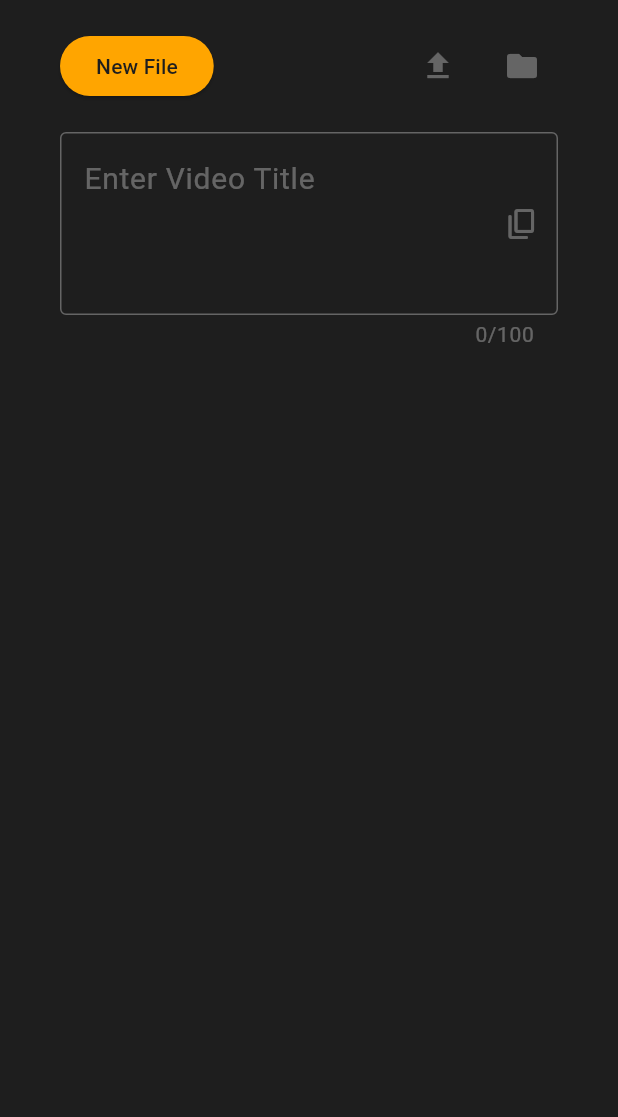
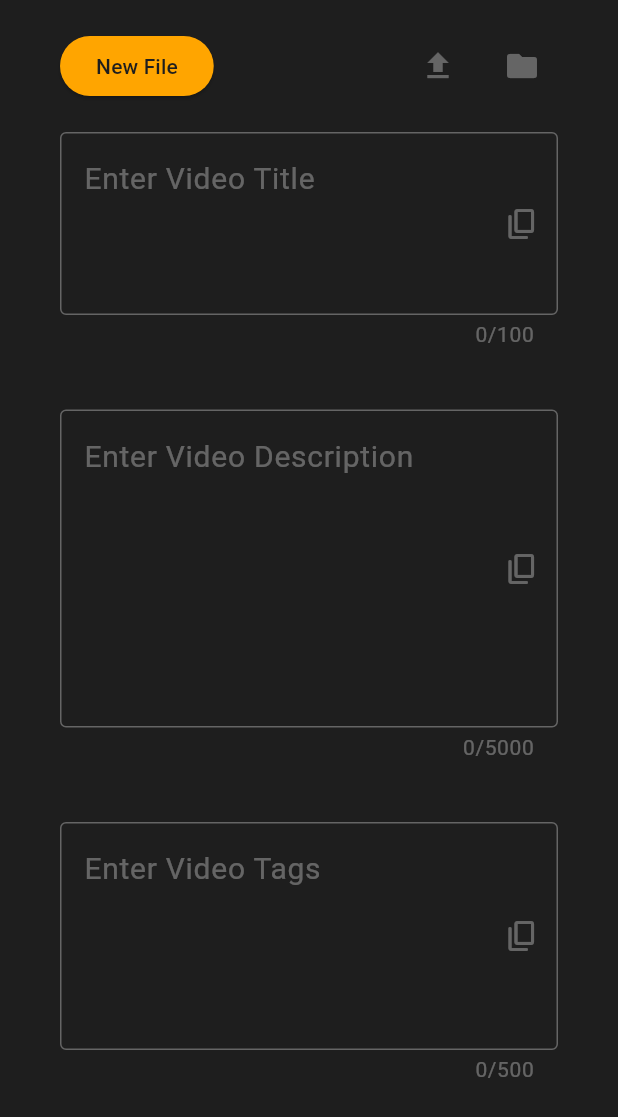
Before and after one commit to MuhamedUssama/metatube, a Flutter app: the screen it shows after launch, on a phone screen of 412 x 824 dp. Shown: the top 1117 px of the screen. Run offline on Flutter 3.47's test engine with Material 3 defaults, Android fonts, the phone set to English and light mode, and no system bars.

Commit message:
added more text field and more controllers

```diff
--- a/lib/screens/home_screen.dart
+++ b/lib/screens/home_screen.dart
@@ -14,6 +14,9 @@ class HomeScreen extends StatefulWidget {
 
 class _HomeScreenState extends State<HomeScreen> {
   final TextEditingController textController = TextEditingController();
+  final TextEditingController descriptionController = TextEditingController();
+  final TextEditingController tagsController = TextEditingController();
+
   @override
   Widget build(BuildContext context) {
     return Scaffold(
@@ -46,6 +49,20 @@ class _HomeScreenState extends State<HomeScreen> {
               maxLength: 100,
               maxLines: 3,
             ),
+            const SizedBox(height: 40),
+            CustomTextField(
+              controller: descriptionController,
+              hintText: "Enter Video Description",
+              maxLength: 5000,
+              maxLines: 6,
+            ),
+            const SizedBox(height: 40),
+            CustomTextField(
+              controller: tagsController,
+              hintText: "Enter Video Tags",
+              maxLength: 500,
+              maxLines: 4,
+            ),
           ],
         ),
       ),
```
